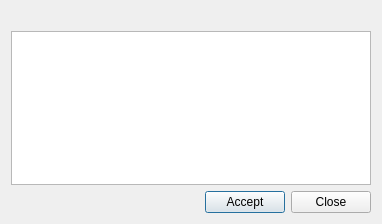
Before: the Qt Designer form ui/basic_info.ui in Giswater/giswater_qgis_plugin, drawn with Qt 5.
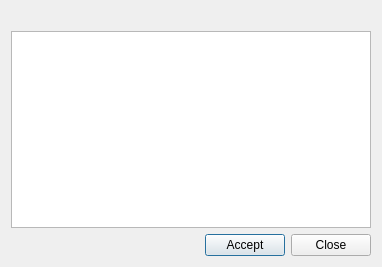
After: the same form once the commit is applied.

Commit message: Bug fix showing database exception (2)

```diff
--- a/ui/basic_info.ui
+++ b/ui/basic_info.ui
@@ -7,7 +7,7 @@
     <x>0</x>
     <y>0</y>
     <width>382</width>
-    <height>224</height>
+    <height>267</height>
    </rect>
   </property>
   <property name="windowTitle">
```
Left out of the diff: 2 changed lines with no effect on the pictures. The commit also changes 1 other file.
